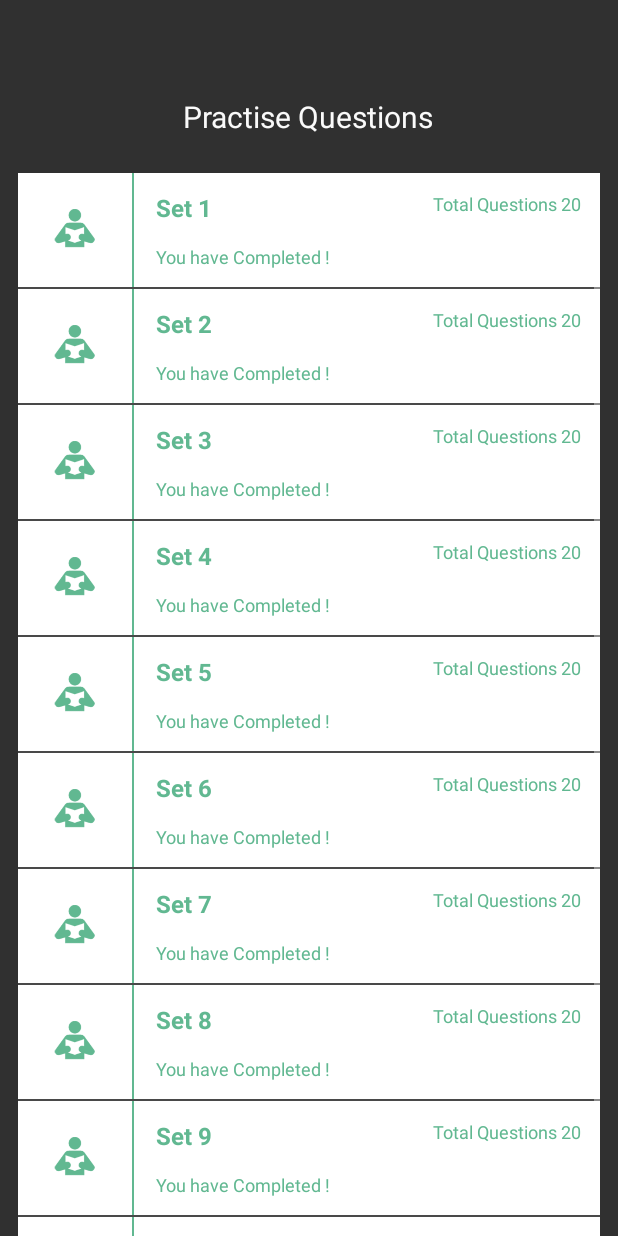
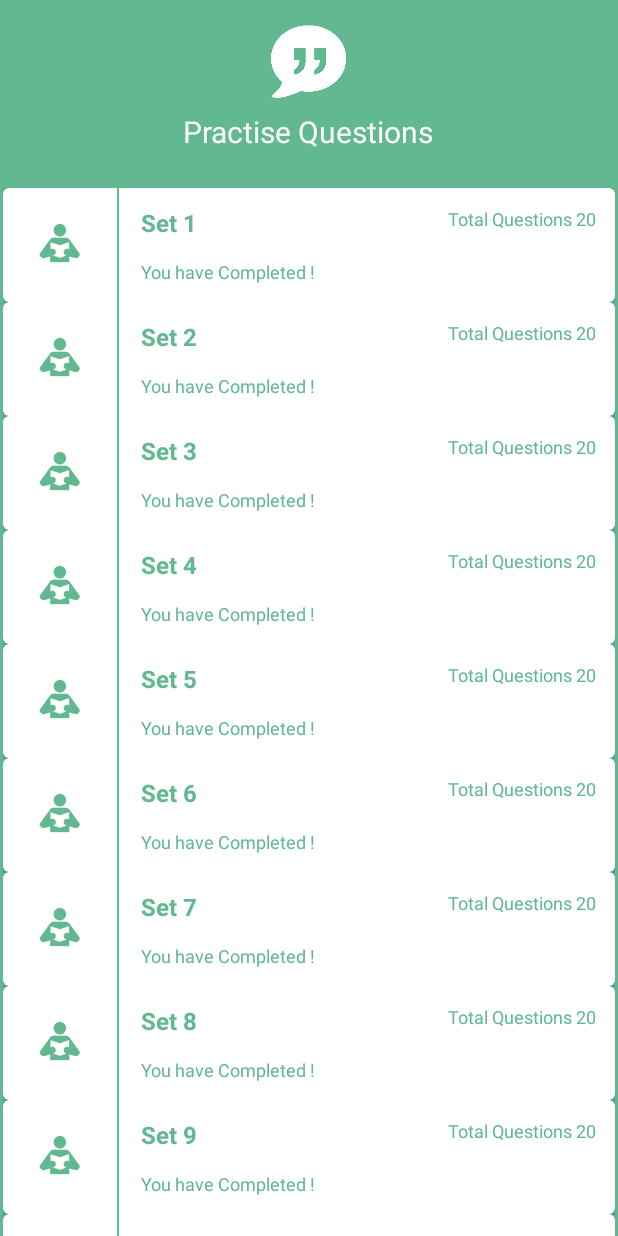
Before and after one commit to akshayaggarwal99/BrainTeaser, an Android app: the DisplayQueSets screen opened directly, with no data from a screen before it, on a phone screen of 412 x 824 dp. Run offline under Robolectric (Android 15) with nearby library versions, the light colour scheme and no system bars.

Commit message:
Practise ques recycler view changed

```diff
--- a/app/src/main/java/in/co/appadda/brainteaser/activity/DisplayQueSets.java
+++ b/app/src/main/java/in/co/appadda/brainteaser/activity/DisplayQueSets.java
@@ -35,10 +35,7 @@ public class DisplayQueSets extends AppCompatActivity {
         mRecyclerView.setLayoutManager(mLayoutManager);
         mAdapter = new QueSetAdapter(getDataSet());
         mRecyclerView.setAdapter(mAdapter);
-        RecyclerView.ItemDecoration itemDecoration =
-                new DividerItemDecoration(this, LinearLayoutManager.VERTICAL) {
-                };
-        mRecyclerView.addItemDecoration(itemDecoration);
+
     }
 
     @Override
--- a/app/src/main/java/in/co/appadda/brainteaser/adapter/ViewPagerAdapter.java
+++ b/app/src/main/java/in/co/appadda/brainteaser/adapter/ViewPagerAdapter.java
@@ -24,10 +24,9 @@ public class ViewPagerAdapter extends FragmentPagerAdapter {
 
     private Context _context;
 
-    public ViewPagerAdapter(Context context,int slideCount, FragmentManager fm) {
+    public ViewPagerAdapter(Context context, FragmentManager fm) {
         super(fm);
         _context = context;
-        this.slideCount = slideCount;
 
     }
 
--- a/app/src/main/java/in/co/appadda/brainteaser/fragments/DisplayQuestions.java
+++ b/app/src/main/java/in/co/appadda/brainteaser/fragments/DisplayQuestions.java
@@ -40,7 +40,7 @@ public class DisplayQuestions extends Fragment {
     ImageView forward, backward;
     Button explanation;
     int que_no = 0;
-    Cursor cursor;
+    private Cursor cursor;
 
 
     @Override
--- a/app/src/main/res/layout/each_que_set_layout.xml
+++ b/app/src/main/res/layout/each_que_set_layout.xml
@@ -1,5 +1,13 @@
 <?xml version="1.0" encoding="utf-8"?>
-<RelativeLayout xmlns:android="http://schemas.android.com/apk/res/android"
+<android.support.v7.widget.CardView xmlns:android="http://schemas.android.com/apk/res/android"
+    android:layout_width="match_parent"
+    android:layout_height="wrap_content"
+    xmlns:card="http://schemas.android.com/apk/res-auto"
+    android:elevation="2dp"
+    card:cardElevation="2dp"
+    card:cardCornerRadius="@dimen/dp4">
+
+    <RelativeLayout
         android:layout_width="match_parent"
         android:layout_height="wrap_content"
         android:background="#FFF">
@@ -57,3 +65,4 @@
             android:textSize="12sp" />
 
     </RelativeLayout>
+</android.support.v7.widget.CardView>
--- a/app/src/main/res/layout/question_set_layout.xml
+++ b/app/src/main/res/layout/question_set_layout.xml
@@ -1,28 +1,35 @@
 <?xml version="1.0" encoding="utf-8"?>
-<RelativeLayout xmlns:android="http://schemas.android.com/apk/res/android"
+<RelativeLayout
+    xmlns:android="http://schemas.android.com/apk/res/android"
     android:layout_width="match_parent"
     android:layout_height="match_parent"
-    android:background="@drawable/display_que_set_bg">
-
+    android:background="@color/card_one">
+    <ImageView
+        android:layout_width="50dp"
+        android:layout_height="50dp"
+        android:layout_centerHorizontal="true"
+        android:layout_margin="16dp"
+        android:src="@drawable/aptitude"/>
     <TextView
         android:id="@+id/tv_pq"
         android:layout_width="wrap_content"
         android:layout_height="wrap_content"
         android:text="Practise Questions"
+        android:fontFamily="sans-serif"
         android:layout_centerHorizontal="true"
-        android:layout_marginTop="64dp"
+        android:layout_marginTop="74dp"
         android:textColor="#FAFAFA"
         android:textSize="20sp" />
 
     <android.support.v7.widget.RecyclerView
-        android:layout_marginLeft="12dp"
-        android:layout_marginRight="12dp"
+        android:layout_marginLeft="2dp"
+        android:layout_marginRight="2dp"
         android:layout_marginTop="24dp"
         android:layout_centerHorizontal="true"
         android:id="@+id/queSetList"
         android:layout_width="match_parent"
         android:layout_height="match_parent"
         android:layout_below="@id/tv_pq"
-        android:scrollbars="vertical" />
+        android:scrollbars="none" />
 
 </RelativeLayout>
--- a/app/src/main/res/values/colors.xml
+++ b/app/src/main/res/values/colors.xml
@@ -13,5 +13,6 @@
     <color name="n_four">#145BD7</color>
     <color name="t_four">#2F73E4</color>
     <color name="card_one">#61B891</color>
+    <color name="card_new">#3CDDC9</color>
     <color name="t_five">#ACCBD5</color>
 </resources>
```
Lines whose indentation alone changed are shown as unchanged.
